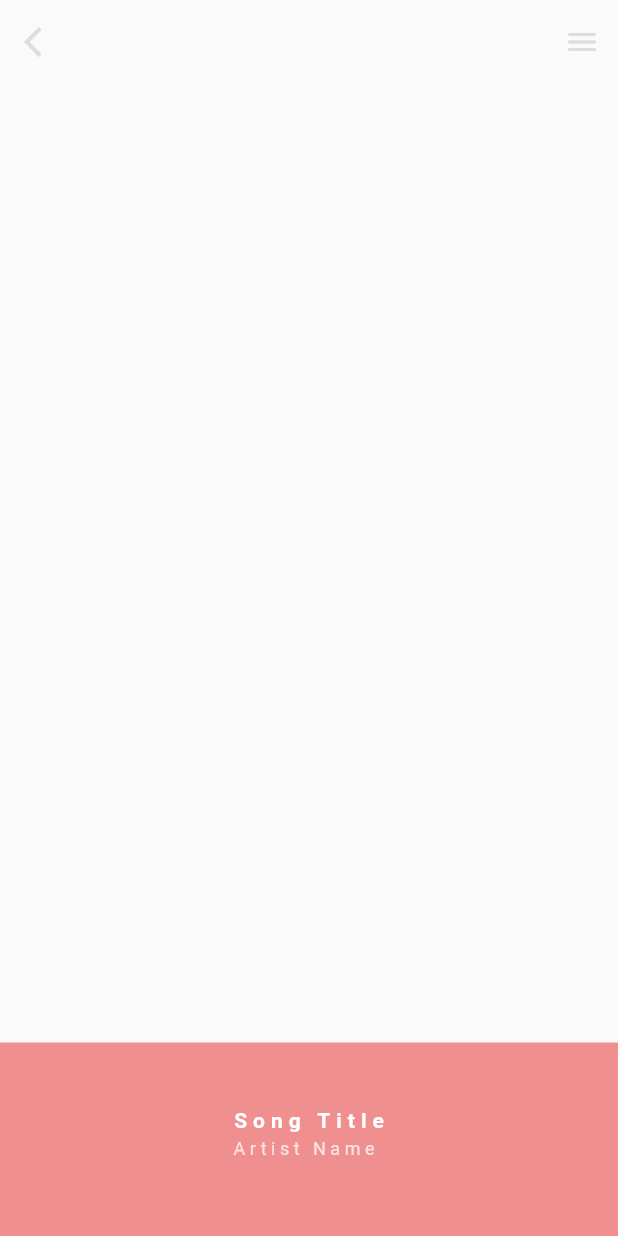
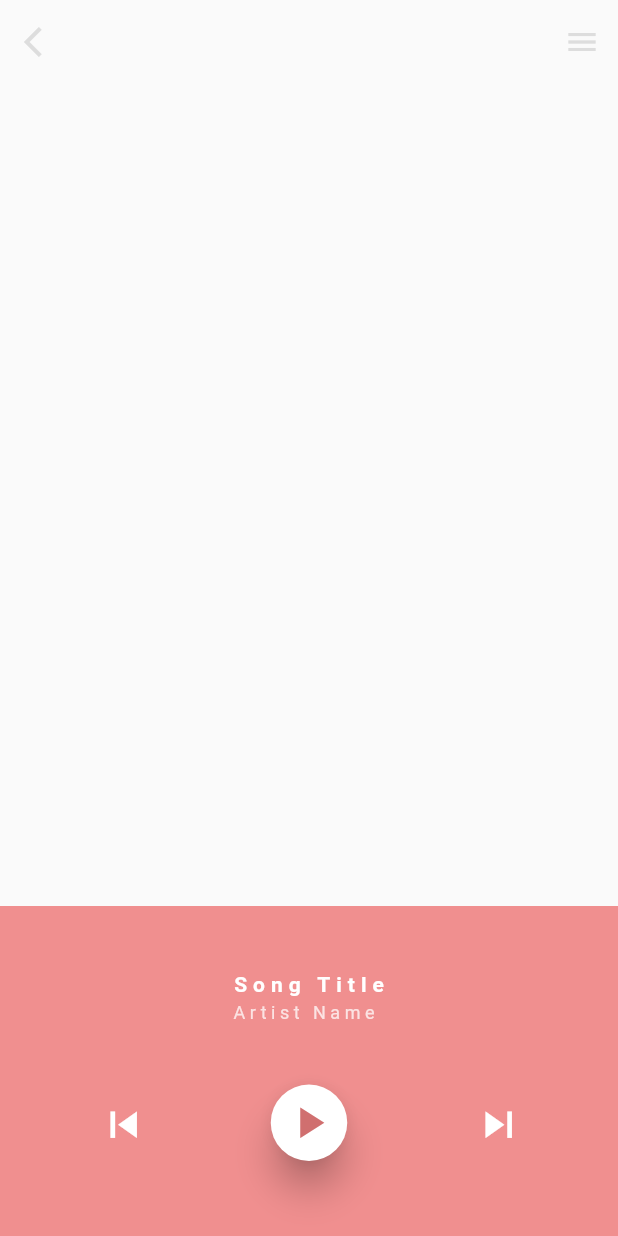
Before and after one commit to rydein/flutter_challenge_mp, a Flutter app: the screen it shows after launch, on a phone screen of 412 x 824 dp. Run offline on Flutter 3.47's test engine with Material 2 defaults, Android fonts, the phone set to English and light mode, and no system bars.

Commit message:
added play icons

```diff
--- a/lib/main.dart
+++ b/lib/main.dart
@@ -96,9 +96,56 @@ class _MyHomePageState extends State<MyHomePage> {
                         )
                       ],
                     )),
-                    new Row(
-                      children: <Widget>[],
-                    )
+                    new Padding(
+                        padding: const EdgeInsets.only(top: 40.0),
+                        child: new Row(
+                          children: <Widget>[
+                            new Expanded(child: new Container()),
+                            new IconButton(
+                              icon: new Icon(
+                                Icons.skip_previous,
+                                color: Colors.white,
+                                size: 35.0,
+                              ),
+                              onPressed: () {
+                                // TODO
+                              },
+                            ),
+                            new Expanded(child: new Container()),
+                            new RawMaterialButton(
+                              shape: new CircleBorder(),
+                              fillColor: Colors.white,
+                              splashColor: lightAccentColor,
+                              highlightColor: lightAccentColor.withOpacity(0.5),
+                              elevation: 10.0,
+                              highlightElevation: 5.0,
+                              onPressed: () {
+                                // TODO
+                              },
+                              child: new Padding(
+                                padding: const EdgeInsets.all(8.0),
+                                child: new Icon(
+                                  Icons.play_arrow,
+                                  color: darkAccentColor,
+                                  size: 35.0,
+                                ),
+                              )
+
+                            ),
+                            new Expanded(child: new Container()),
+                            new IconButton(
+                              icon: new Icon(
+                                Icons.skip_next,
+                                color: Colors.white,
+                                size: 35.0,
+                              ),
+                              onPressed: () {
+                                // TODO
+                              },
+                            ),
+                            new Expanded(child: new Container()),
+                          ],
+                        )),
                   ],
                 ),
               )),
```
